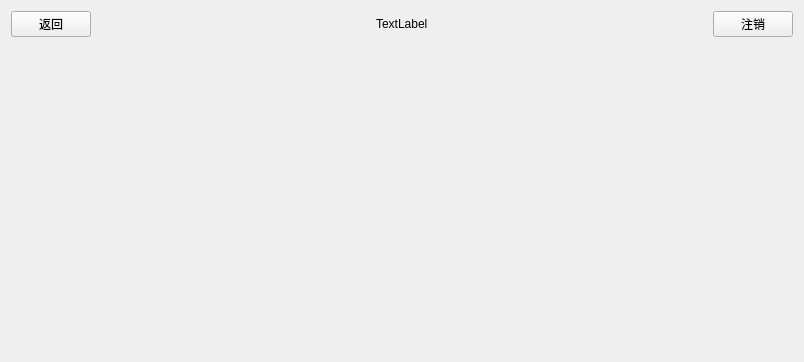
First picture: the form in masterview.ui, repository Zyc-paper-tigers/QTexamination_3, before the edit.
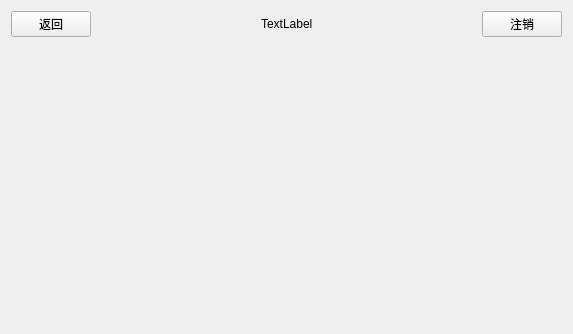
Second picture: the form after the edit.

Patch:
```diff
--- a/masterview.ui
+++ b/masterview.ui
@@ -6,8 +6,8 @@
    <rect>
     <x>0</x>
     <y>0</y>
-    <width>804</width>
-    <height>362</height>
+    <width>573</width>
+    <height>334</height>
    </rect>
   </property>
   <property name="windowTitle">
```
